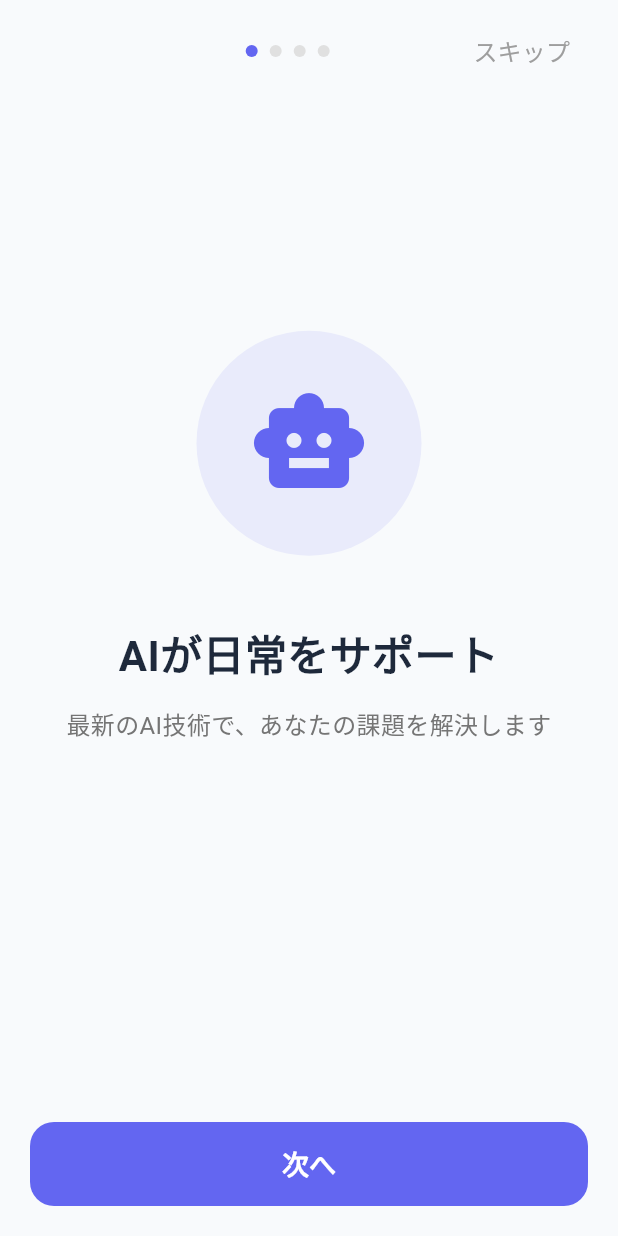
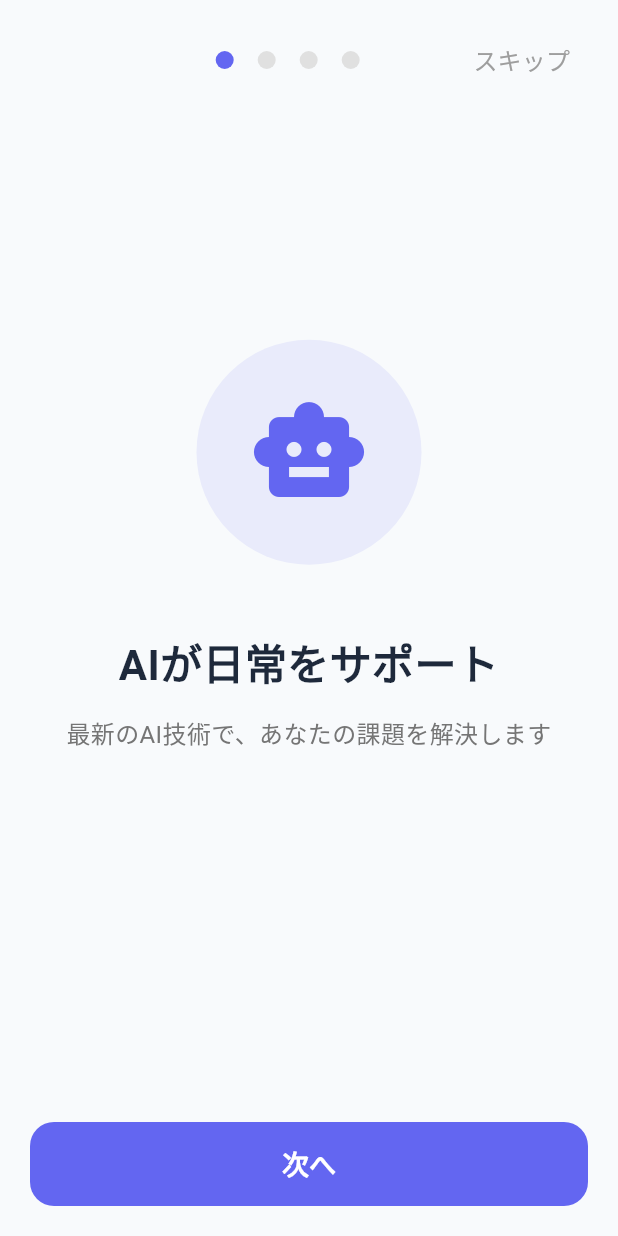
Before and after one commit to Rikut0417/AIHackathon2025, a Flutter app: the screen it shows after launch, on a phone screen of 412 x 824 dp. Run offline on Flutter 3.47's test engine with Material 3 defaults, Android fonts, the light colour scheme and no system bars; drawn by our look-alikes of smooth_page_indicator; our stand-ins replace firebase_auth, firebase_core, flutter_dotenv, shared_preferences; accounts and stored records are empty; statements that could not run were skipped.

Commit message:
ページネーションのサイズ変更

```diff
--- a/frontend/lib/onboarding_screen.dart
+++ b/frontend/lib/onboarding_screen.dart
@@ -99,7 +99,7 @@ class _OnboardingScreenState extends State<OnboardingScreen> {
           children: [
             // ヘッダー（スキップボタン）
             Padding(
-              padding: const EdgeInsets.symmetric(horizontal: 20, vertical: 10),
+              padding: const EdgeInsets.symmetric(horizontal: 20, vertical: 16),
               child: Row(
                 mainAxisAlignment: MainAxisAlignment.spaceBetween,
                 children: [
@@ -109,8 +109,9 @@ class _OnboardingScreenState extends State<OnboardingScreen> {
                     controller: _pageController,
                     count: _pages.length,
                     effect: WormEffect(
-                      dotHeight: 8,
-                      dotWidth: 8,
+                      dotHeight: 12,
+                      dotWidth: 12,
+                      spacing: 16,
                       activeDotColor: _pages[_currentIndex].color,
                       dotColor: Colors.grey.shade300,
                     ),
```
